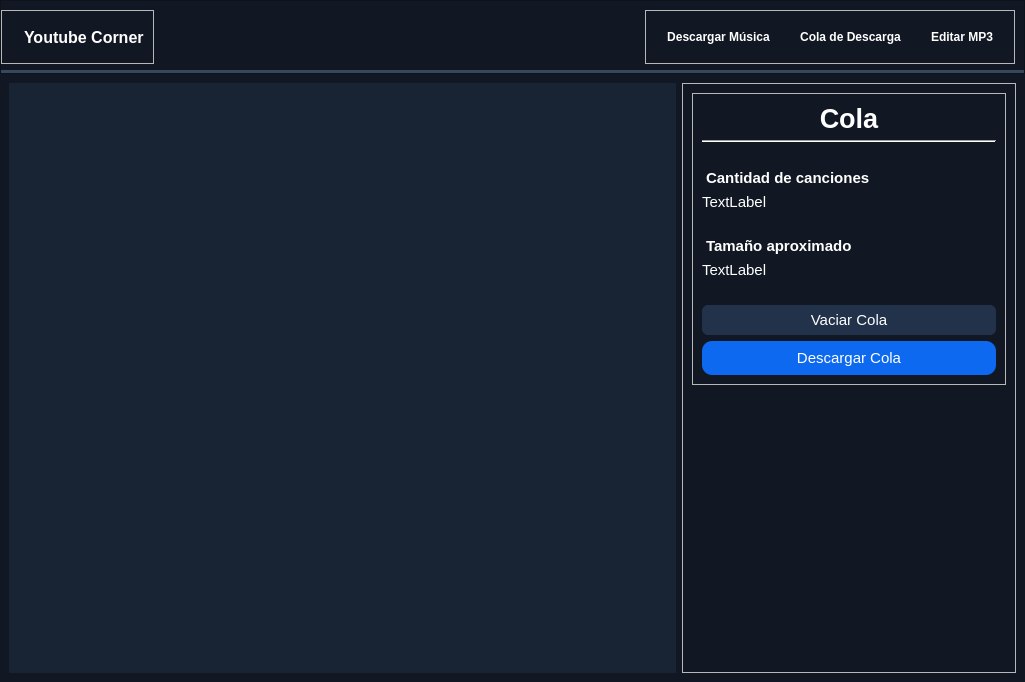
This is InterfacesRaw/frontend.ui in Ventthos/Youtube-Corner as Qt 5 draws it before an edit. The edited form follows.
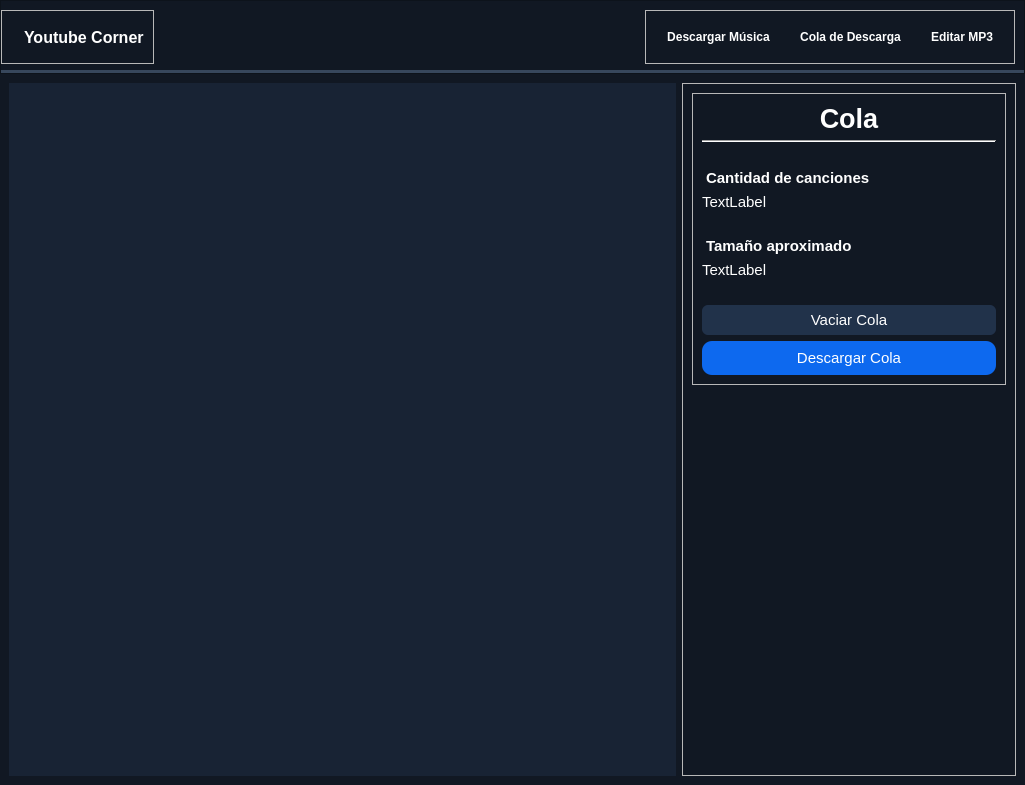
This is the edited form. The open tabs and pages were chosen to show the change. Icons and pictures are not drawn.

```diff
--- a/InterfacesRaw/frontend.ui
+++ b/InterfacesRaw/frontend.ui
@@ -7,7 +7,7 @@
     <x>0</x>
     <y>0</y>
     <width>1025</width>
-    <height>682</height>
+    <height>785</height>
    </rect>
   </property>
   <property name="windowTitle">
@@ -1110,10 +1110,11 @@
             <rect>
              <x>0</x>
              <y>0</y>
-             <width>667</width>
-             <height>695</height>
+             <width>664</width>
+             <height>677</height>
             </rect>
            </property>
+           <layout class="QVBoxLayout" name="verticalLayout_17"/>
           </widget>
          </widget>
         </item>
```
Left out of the diff: 6 changed lines with no effect on the pictures.
